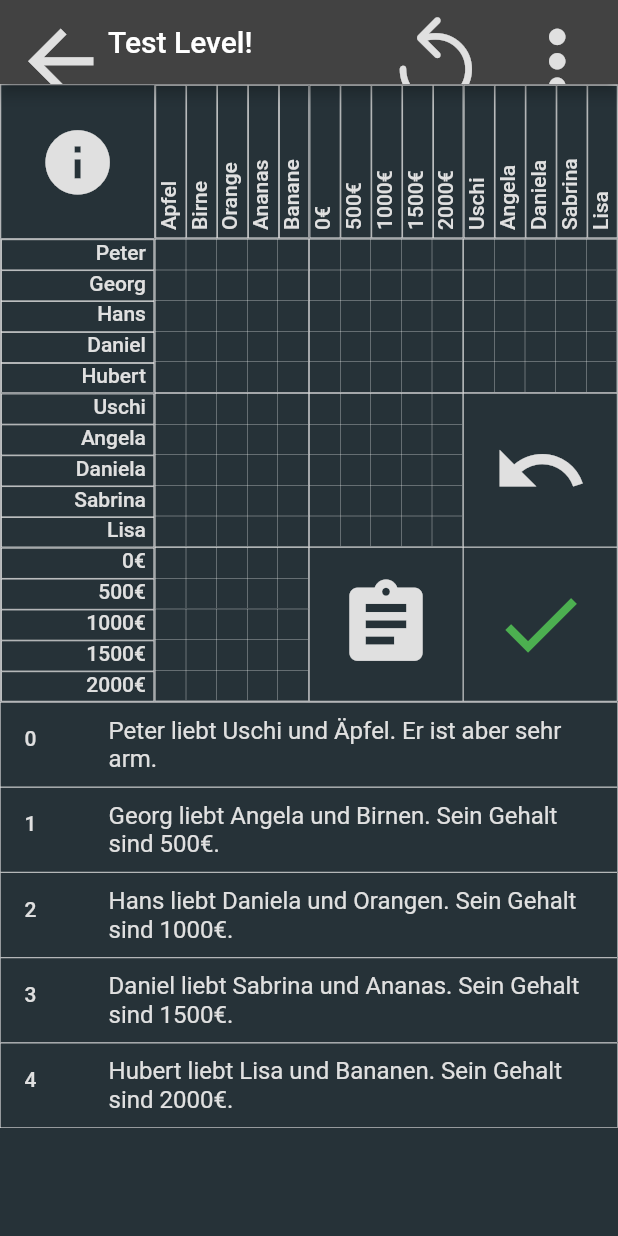
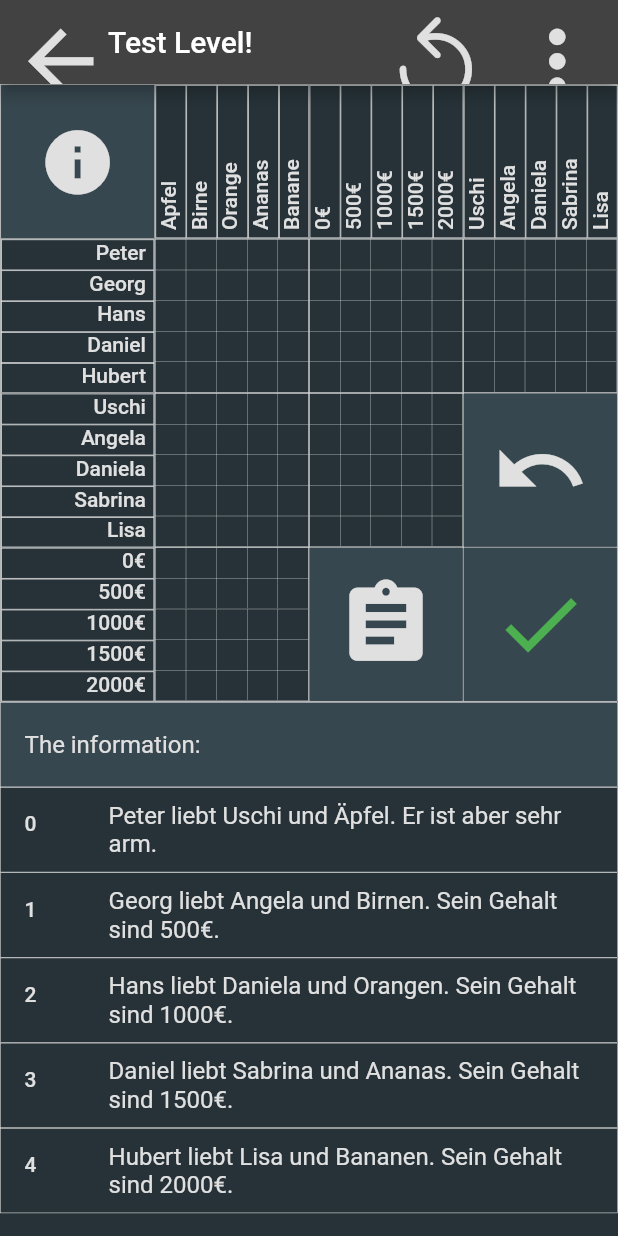
Before and after one commit to Explosiontime202/logical_app, a Flutter app: the screen it shows after launch, after a tap on "Test Level!", on a phone screen of 412 x 824 dp. Run offline on Flutter 3.47's test engine with Material 2 defaults, Android fonts, the phone set to English and light mode, and no system bars.

Commit message:
Added more language Features.

```diff
--- a/lib/constants/AppColors.dart
+++ b/lib/constants/AppColors.dart
@@ -31,26 +31,30 @@ class AppColors {
 
   static const Color kreis = Colors.blue;
 
+  static Color get guiBackgroundColor => _getColor("guiBackground");
+
   static Color _getColor(String name) {
     return _colorMode == AppColorMode.DARK ? _darkColors[name] : _lightColors[name];
   }
 
   static Map<String, Color> _darkColors = {
-    //"background": Colors.grey[900],
     "background": Colors.blueGrey[900],
     "title_background": Colors.grey[800],
     "text": Colors.grey[300],
     "accent": Colors.blue,
     "divider": Colors.grey[300],
-    "icon": Colors.grey[300]
+    "icon": Colors.grey[300],
+    "guiBackground": Colors.blueGrey[800],
   };
+
   static Map<String, Color> _lightColors = {
     "background": Colors.grey[200],
     "title_background": Colors.grey[300],
     "text": Colors.grey[800],
     "accent": Colors.blue,
     "divider": Colors.grey[800],
-    "icon": Colors.grey[800]
+    "icon": Colors.grey[800],
+    "guiBackground": Colors.grey[300],
   };
 
   static ThemeData get darkTheme {
@@ -98,6 +102,10 @@ class AppColors {
         accentIconTheme: IconThemeData(color: Colors.blue),
         dividerColor: dividerColor,
         canvasColor: background,
+        inputDecorationTheme: InputDecorationTheme(
+          hintStyle: TextStyle(color: text),
+          contentPadding: EdgeInsets.all(5),
+        ),
       );
 
   static Function _updateTheme;
--- a/lib/home/MainPage.dart
+++ b/lib/home/MainPage.dart
@@ -32,7 +32,7 @@ class _MainPageState extends State<MainPage> {
               switch (choice) {
                 case "Settings":
                   Navigator.of(context).push(MaterialPageRoute(
-                      builder: (BuildContext context) => AppSettings(updateMainPage: () {
+                      builder: (BuildContext context) => AppSettings(updateParentPage: () {
                             setState(() {});
                           })));
                   break;
--- a/lib/lang/AppLanguage.dart
+++ b/lib/lang/AppLanguage.dart
@@ -1,5 +1,4 @@
 import 'dart:core';
-import 'dart:developer' as dev;
 import 'package:flutter/cupertino.dart';
 
 class AppLanguage {
@@ -8,19 +7,64 @@ class AppLanguage {
   final Map<String, dynamic> gui;
   final Map<String, String> settingsGui;
   final Map<String, String> homeGui;
+  final Map<String, String> levelGui;
+  final Map<String, String> notesGui;
+  LevelGuiStrings _levelGuiStrings;
+  NotesGuiStrings _notesGuiStrings;
 
   // Todo: Add more language features.
 
   AppLanguage({@required this.short, @required this.full, @required this.gui})
-      : settingsGui = Map.castFrom(gui["settings"]).cast<String, String>(),
-        homeGui = Map.castFrom(gui["home"]).cast<String, String>(),
+      : settingsGui = _castGui(gui["settings"]),
+        homeGui = _castGui(gui["home"]),
+        levelGui = _castGui(gui["level"]),
+        notesGui = _castGui(gui["notes"]),
         super() {
-    dev.log(settingsGui.toString());
-    dev.log(homeGui.toString());
+    _levelGuiStrings = LevelGuiStrings._(levelGui: levelGui);
+    _notesGuiStrings = NotesGuiStrings._(notesGui: notesGui);
+    assert(notesGui != null);
   }
 
   @override
   String toString() {
     return "{$short:$full}";
   }
+
+  LevelGuiStrings get level => _levelGuiStrings;
+
+  NotesGuiStrings get notes => _notesGuiStrings;
+
+  static Map<String, String> _castGui(dynamic input) {
+    return Map.castFrom(input).cast<String, String>();
+  }
 }
+
+class LevelGuiStrings {
+  final Map<String, String> levelGui;
+
+  LevelGuiStrings._({@required this.levelGui});
+
+  String get correctButtonTooltip => levelGui["correct_button"];
+
+  String get undoButtonTooltip => levelGui["undo_button"];
+
+  String get notesButtonTooltip => levelGui["notes_button"];
+
+  String get restartButtonToolTip => levelGui["restart_button"];
+
+  String get introductionTextButtonTooltip => levelGui["introduction_button"];
+
+  String get ruleListInfoText => levelGui["rule_list_info_text"];
+}
+
+class NotesGuiStrings {
+  final Map<String, String> notesGui;
+
+  NotesGuiStrings._({@required this.notesGui});
+
+  String get spaceForNotes => notesGui["space_for_notes"];
+
+  String get title => notesGui["title"];
+
+  String get hintText => notesGui["hintText"];
+}
--- a/lib/level/AppRuleList.dart
+++ b/lib/level/AppRuleList.dart
@@ -1,6 +1,8 @@
 import 'dart:core';
 import 'package:flutter/material.dart';
 import 'package:logical_app/constants/AppBorderWidth.dart';
+import 'package:logical_app/constants/AppColors.dart';
+import 'package:logical_app/settings/AppSettingsStatus.dart';
 
 import 'AppLevel.dart';
 import 'AppLevelStatus.dart';
@@ -18,17 +20,35 @@ class AppRuleList extends StatefulWidget {
 class _AppRuleListState extends State<AppRuleList> {
   @override
   Widget build(BuildContext context) {
-    return ListView.builder(
+    return ListView(
       shrinkWrap: true,
       physics: widget.scrollable ? AlwaysScrollableScrollPhysics() : NeverScrollableScrollPhysics(),
-      itemCount: widget.level.rules.length,
-      itemBuilder: (BuildContext context, int index) {
-        return new AppRuleTile(
-          level: widget.level,
-          index: index,
-        );
-      },
+      children: _getChildren(),
     );
+  }
+
+  List<Widget> _getChildren() {
+    List<Widget> list = List.generate(
+      widget.level.rules.length,
+      (index) => AppRuleTile(
+        level: widget.level,
+        index: index,
+      ),
+    );
+
+    // Add info bar
+    list.insert(
+      0,
+      Container(
+        decoration: BoxDecoration(
+            border: Border.all(color: Theme.of(context).dividerColor, width: AppBorderWidth.thick),
+            color: AppColors.guiBackgroundColor),
+        child: ListTile(
+          title: Text(AppSettingStatus.currentLanguage.level.ruleListInfoText),
+        ),
+      ),
+    );
+    return list;
   }
 }
 
--- a/lib/level/playground/AppPlayground.dart
+++ b/lib/level/playground/AppPlayground.dart
@@ -1,15 +1,17 @@
 import 'dart:core';
+
 import 'package:flutter/material.dart';
+
 import 'package:logical_app/level/AppHighlighter.dart';
 import 'package:logical_app/level/AppLevelExiter.dart';
 import 'package:logical_app/level/playground/AppPlaygroundNames.dart';
 import 'package:logical_app/level/AppLevel.dart';
 import 'package:logical_app/level/AppLevelRestarter.dart';
 import 'package:logical_app/level/playground/buttons/AppNotesButton.dart';
+import 'package:logical_app/level/playground/buttons/AppPlaygroundInformationButton.dart';
 import 'package:logical_app/level/playground/buttons/AppTestCorrectButton.dart';
 import 'package:logical_app/level/playground/buttons/AppUndoButton.dart';
 
-import 'AppPlaygroundInformation.dart';
 import 'AppPlaygroundSqaure.dart';
 import 'AppPlaygroundTappingField.dart';
 
@@ -37,7 +39,7 @@ class _AppPlaygroundState extends State<AppPlayground> {
         physics: NeverScrollableScrollPhysics(),
         children: [
           AppPlaygroundSquare(
-            child: AppPlaygroundInformation(level: widget.level),
+            child: AppPlaygroundInformationButton(level: widget.level),
           ),
           AppPlaygroundSquare(child: AppPlaygroundItems(level: widget.level, rot: true, index: 1)),
           AppPlaygroundSquare(child: AppPlaygroundItems(level: widget.level, rot: true, index: 2)),
--- a/lib/level/playground/AppPlaygroundInformation.dart
+++ /dev/null
@@ -1,36 +0,0 @@
-import 'dart:core';
-import 'package:flutter/material.dart';
-import 'package:logical_app/level/AppLevel.dart';
-
-class AppPlaygroundInformation extends StatelessWidget {
-  final AppLevel level;
-
-  AppPlaygroundInformation({@required this.level}) : super();
-
-  @override
-  Widget build(BuildContext context) {
-    return IconButton(
-      onPressed: () {
-        showDialog(
-          context: context,
-          builder: (BuildContext buildContext) {
-            return AlertDialog(
-              title: Text(level.name),
-              content: Text(level.introductionText),
-              actions: [
-                FlatButton(
-                  onPressed: () => Navigator.of(context).pop(),
-                  child: Text("Close"),
-                ),
-              ],
-            );
-          },
-        );
-      },
-      icon: Icon(
-        Icons.info,
-        size: MediaQuery.of(context).size.width / 8,
-      ),
-    );
-  }
-}
--- a/lib/level/playground/buttons/AppNotesButton.dart
+++ b/lib/level/playground/buttons/AppNotesButton.dart
@@ -1,7 +1,9 @@
 import 'dart:core';
 import 'package:flutter/material.dart';
+import 'package:logical_app/constants/AppColors.dart';
 import 'package:logical_app/level/AppLevel.dart';
 import 'package:logical_app/level/notes/AppNotesScreen.dart';
+import 'package:logical_app/settings/AppSettingsStatus.dart';
 
 class AppNotesButton extends StatelessWidget {
   final AppLevel level;
@@ -11,7 +13,9 @@ class AppNotesButton extends StatelessWidget {
 
   @override
   Widget build(BuildContext context) {
-    return IconButton(
+    return Container(
+      color: AppColors.guiBackgroundColor,
+      child: IconButton(
         icon: Icon(Icons.assignment, size: IconTheme.of(context).size),
         onPressed: () async {
           await Navigator.of(context).push(
@@ -23,6 +27,8 @@ class AppNotesButton extends StatelessWidget {
           );
           updateLevelScreen();
         },
+        tooltip: AppSettingStatus.currentLanguage.level.restartButtonToolTip,
+      ),
     );
   }
 }
--- /dev/null
+++ b/lib/level/playground/buttons/AppPlaygroundInformationButton.dart
@@ -0,0 +1,42 @@
+import 'dart:core';
+import 'package:flutter/material.dart';
+import 'package:logical_app/constants/AppColors.dart';
+import 'package:logical_app/level/AppLevel.dart';
+import 'package:logical_app/settings/AppSettingsStatus.dart';
+
+class AppPlaygroundInformationButton extends StatelessWidget {
+  final AppLevel level;
+
+  AppPlaygroundInformationButton({@required this.level}) : super();
+
+  @override
+  Widget build(BuildContext context) {
+    return Container(
+      color: AppColors.guiBackgroundColor,
+      child: IconButton(
+        onPressed: () {
+          showDialog(
+            context: context,
+            builder: (BuildContext buildContext) {
+              return AlertDialog(
+                title: Text(level.name),
+                content: Text(level.introductionText),
+                actions: [
+                  FlatButton(
+                    onPressed: () => Navigator.of(context).pop(),
+                    child: Text("Close"),
+                  ),
+                ],
+              );
+            },
+          );
+        },
+        icon: Icon(
+          Icons.info,
+          size: MediaQuery.of(context).size.width / 8,
+        ),
+        tooltip: AppSettingStatus.currentLanguage.level.introductionTextButtonTooltip,
+      ),
+    );
+  }
+}
--- a/lib/level/playground/buttons/AppRestartButton.dart
+++ b/lib/level/playground/buttons/AppRestartButton.dart
@@ -3,10 +3,12 @@ import 'package:flutter/cupertino.dart';
 import 'package:flutter/material.dart';
 import 'package:logical_app/level/AppLevel.dart';
 import 'package:logical_app/level/AppLevelRestarter.dart';
+import 'package:logical_app/settings/AppSettingsStatus.dart';
 
 class AppRestartButton extends StatelessWidget {
   final AppLevel level;
   final AppLevelRestarter restarter;
+
   AppRestartButton({@required this.restarter, @required this.level}) : super();
 
   @override
@@ -34,6 +36,7 @@ class AppRestartButton extends StatelessWidget {
           },
         );
       },
+      tooltip: AppSettingStatus.currentLanguage.level.restartButtonToolTip,
     );
   }
 }
--- a/lib/level/playground/buttons/AppTestCorrectButton.dart
+++ b/lib/level/playground/buttons/AppTestCorrectButton.dart
@@ -6,6 +6,7 @@ import 'package:logical_app/level/AppLevelStatus.dart';
 import 'package:logical_app/level/AppLevel.dart';
 import 'package:logical_app/constants/AppColors.dart';
 import 'package:logical_app/level/AppLevelRestarter.dart';
+import 'package:logical_app/settings/AppSettingsStatus.dart';
 
 class AppTestCorrectButton extends StatelessWidget {
   final AppLevel level;
@@ -19,7 +20,9 @@ class AppTestCorrectButton extends StatelessWidget {
 
   @override
   Widget build(BuildContext context) {
-    return IconButton(
+    return Container(
+      color: AppColors.guiBackgroundColor,
+      child: IconButton(
         icon: Icon(
           Icons.check,
           color: AppColors.checkColor,
@@ -41,6 +44,8 @@ class AppTestCorrectButton extends StatelessWidget {
             },
           );
         },
+        tooltip: AppSettingStatus.currentLanguage.level.correctButtonTooltip,
+      ),
     );
   }
 
--- a/lib/level/playground/buttons/AppUndoButton.dart
+++ b/lib/level/playground/buttons/AppUndoButton.dart
@@ -1,20 +1,28 @@
 import 'dart:core';
 import 'package:flutter/material.dart';
+import 'package:logical_app/constants/AppColors.dart';
 import 'package:logical_app/level/AppLevel.dart';
 import 'package:logical_app/level/AppLevelStatus.dart';
+import 'package:logical_app/settings/AppSettingsStatus.dart';
+
 class AppUndoButton extends StatelessWidget {
   final AppLevel level;
   final Function updatePlayground;
+
   AppUndoButton({@required this.level, @required this.updatePlayground}) : super();
 
   @override
   Widget build(BuildContext context) {
-    return IconButton(
-      icon: Icon(Icons.undo, size: Theme.of(context).iconTheme.size),
-      onPressed: () {
-        AppLevelStatus.of(level).undoMove();
-        updatePlayground();
-      },
+    return Container(
+      color: AppColors.guiBackgroundColor,
+      child: IconButton(
+        icon: Icon(Icons.undo, size: Theme.of(context).iconTheme.size),
+        onPressed: () {
+          AppLevelStatus.of(level).undoMove();
+          updatePlayground();
+        },
+        tooltip: AppSettingStatus.currentLanguage.level.undoButtonTooltip,
+      ),
     );
   }
 }
--- a/lib/settings/AppLanguageSwitch.dart
+++ b/lib/settings/AppLanguageSwitch.dart
@@ -1,5 +1,4 @@
 import 'dart:core';
-import 'dart:developer' as dev;
 import 'package:flutter/material.dart';
 import 'package:logical_app/lang/AppLanguage.dart';
 import 'package:logical_app/lang/AppLanguages.dart';
```
Also changed, not shown: data/lang/de_de.json (+13 -0 lines), data/lang/en_us.json (+13 -0 lines), lib/level/AppLevelScreen.dart (+6 -1 lines), lib/level/notes/AppNotesScreen.dart (+21 -2 lines), lib/settings/AppSettings.dart (+3 -4 lines). Lines whose indentation alone changed are shown as unchanged.
